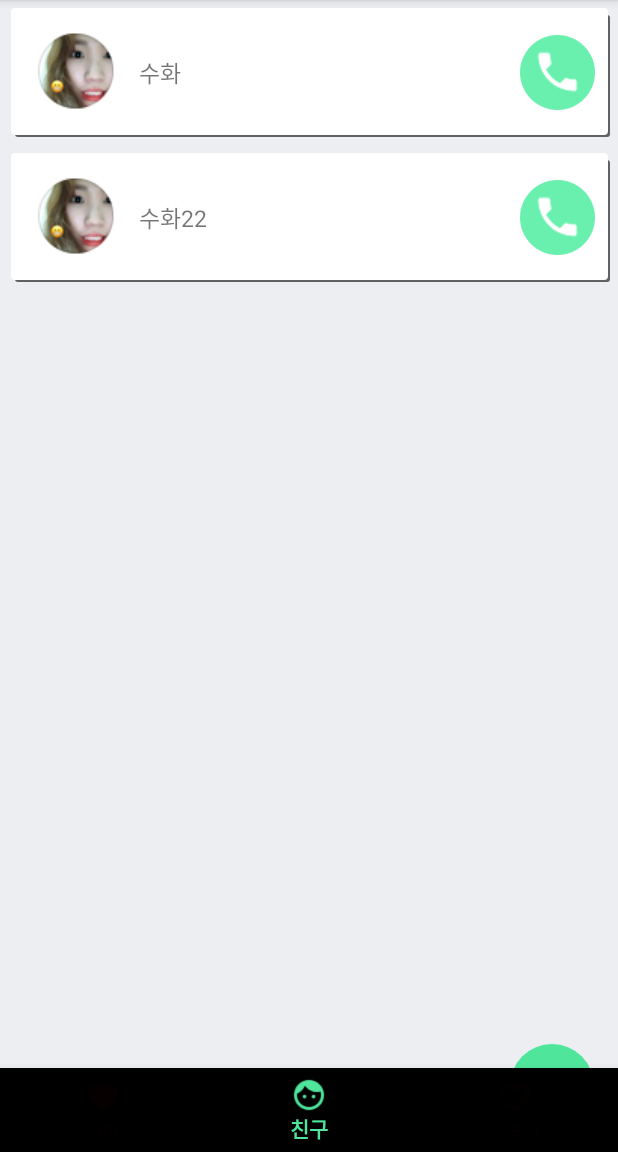
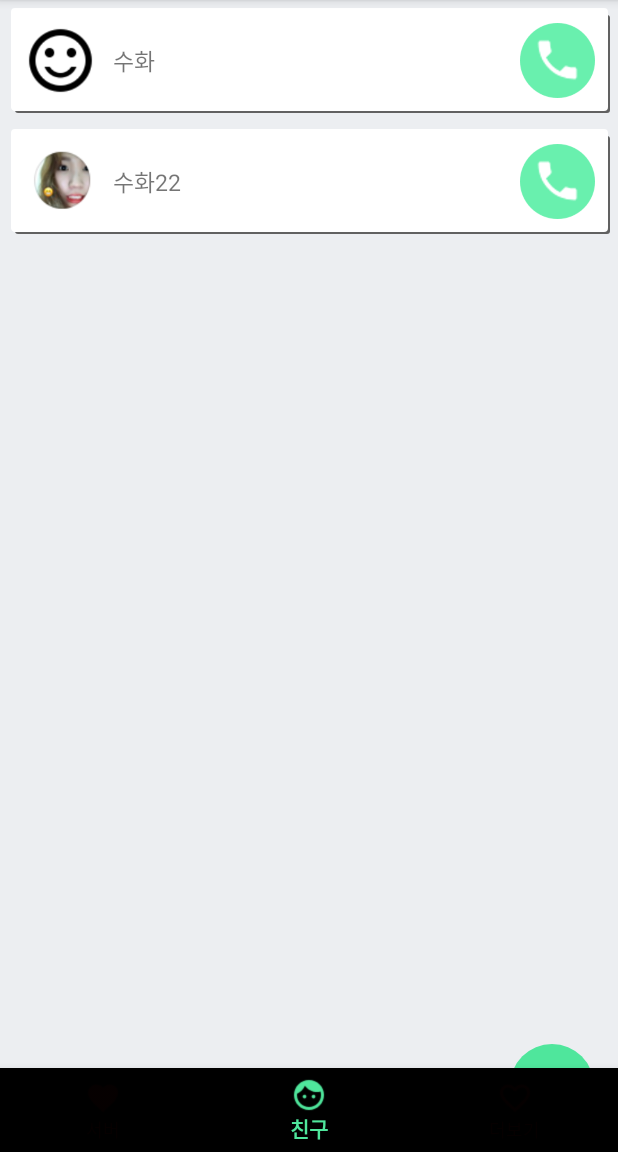
Before and after one commit to Senier-Project/SeeReal, an Android app: the screen it shows after launch (MainActivity), on a phone screen of 412 x 824 dp, the part 84-1236 px from its top. Run offline under Robolectric (Android 15) with nearby library versions, the phone set to English and light mode, and no system bars.

Commit message:
0623 friendList2

```diff
--- a/0623/SeeReal1/app/src/main/java/example/com/seereal/FriendData.java
+++ b/0623/SeeReal1/app/src/main/java/example/com/seereal/FriendData.java
@@ -1,10 +1,8 @@
 package example.com.seereal;
-
-import android.widget.ImageView;
 
 public class FriendData {
     private String name;
-    private ImageView img;
+    private int img;
    // private String age;
 
     public FriendData(String name)//, String age) {
@@ -12,7 +10,7 @@ public class FriendData {
         this.name = name;
      //   this.age = age;
     }
-    public FriendData(String name, ImageView img)//, String age) {
+    public FriendData(String name, int img)//, String age) {
     {
         this.name = name;
         this.img = img;
@@ -26,7 +24,10 @@ public class FriendData {
   //  public String getAge() {  return age;   }
 
 
-    public ImageView getImg() {
+    public int getImg() {
         return img;
     }
+    public void setImage(int img) {
+        this.img = img;
+    }
 }
--- a/0623/SeeReal1/app/src/main/java/example/com/seereal/FriendFragment.java
+++ b/0623/SeeReal1/app/src/main/java/example/com/seereal/FriendFragment.java
@@ -46,7 +46,10 @@ public class FriendFragment extends Fragment {
       //  FriendData friendData = new FriendData("수화", "23");
         mData.add(friendData);
 
+        //추가한거
+
         friendData = new FriendData("수화22");
+        friendData.setImage(R.drawable.imagesu);
         mData.add(friendData);
 
         mAdapter = new FriendFragmentAdapter(mData);
@@ -73,6 +76,7 @@ public class FriendFragment extends Fragment {
             FriendData friendData = items.get(position);
 
             holder.nameText.setText(friendData.getName());
+            holder.img.setImageResource(friendData.getImg());
         }
 
         @Override
--- a/0623/SeeReal1/app/src/main/res/layout/fragment_friend.xml
+++ b/0623/SeeReal1/app/src/main/res/layout/fragment_friend.xml
@@ -27,7 +27,7 @@
             android:layout_gravity="end|bottom"
             android:layout_margin="16dp"
             android:backgroundTint="@color/colorPrimary"
-            android:src="@drawable/ic_face"
+            android:src="@drawable/friend_add"
             app:borderWidth="0dp"
             app:elevation="0dp"
             app:fabSize="normal"
--- a/0623/SeeReal1/app/src/main/res/layout/item_friend.xml
+++ b/0623/SeeReal1/app/src/main/res/layout/item_friend.xml
@@ -8,9 +8,10 @@
 
     <ImageView
         android:id="@+id/image_friend"
-        android:background="@drawable/imagesu"
-        android:layout_width="wrap_content"
-        android:layout_height="wrap_content"
+        android:background="@drawable/friend_basic"
+        android:scaleType="fitXY"
+        android:layout_width="50dp"
+        android:layout_height="50dp"
         />
 
     <TextView
```
Also changed, not shown: 0623/SeeReal1/app/src/main/res/layout/dialog_friend_add.xml (deleted, +0 -41 lines), 0623/SeeReal1/app/src/main/res/drawable/friend_add.png (added), 0623/SeeReal1/app/src/main/res/drawable/friend_basic.png (added).
